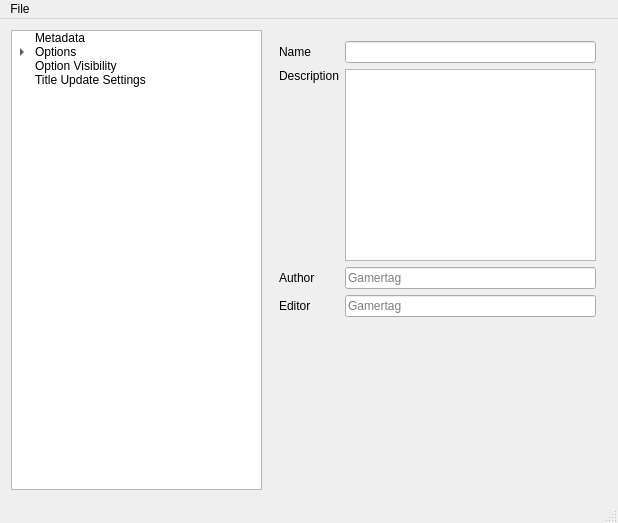
DavidJCobb/ReachVariantEditor, file native/src/ReachVariantTool/ReachVariantTool.ui: the form before one commit.
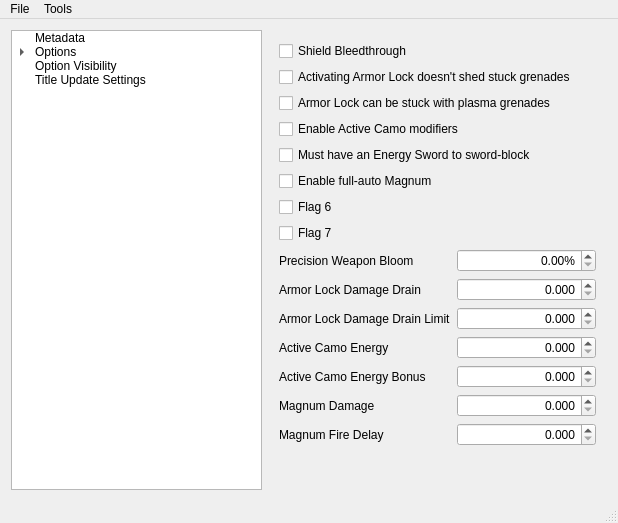
The form after the commit.

```diff
--- a/native/src/ReachVariantTool/ReachVariantTool.ui
+++ b/native/src/ReachVariantTool/ReachVariantTool.ui
@@ -228,7 +228,7 @@
     <item>
      <widget class="QStackedWidget" name="MainContentView">
       <property name="currentIndex">
-       <number>0</number>
+       <number>7</number>
       </property>
       <widget class="QWidget" name="PageGameVariantHeader">
        <layout class="QGridLayout" name="gridLayout">
@@ -1059,6 +1059,355 @@
         </item>
        </layout>
       </widget>
+      <widget class="QWidget" name="PageOptionsTeam">
+       <layout class="QGridLayout" name="gridLayout_6">
+        <item row="1" column="1">
+         <widget class="QComboBox" name="optionsTeamPlayerSpecies">
+          <item>
+           <property name="text">
+            <string>Player Preference</string>
+           </property>
+          </item>
+          <item>
+           <property name="text">
+            <string>All Spartans</string>
+           </property>
+          </item>
+          <item>
+           <property name="text">
+            <string>All Elites</string>
+           </property>
+          </item>
+          <item>
+           <property name="text">
+            <string>Use Team Species</string>
+           </property>
+          </item>
+          <item>
+           <property name="text">
+            <string>Survival</string>
+           </property>
+          </item>
+         </widget>
+        </item>
+        <item row="0" column="1">
+         <widget class="QSpinBox" name="optionsTeamScoringMethod">
+          <property name="alignment">
+           <set>Qt::AlignRight|Qt::AlignTrailing|Qt::AlignVCenter</set>
+          </property>
+          <property name="prefix">
+           <string>unknown value </string>
+          </property>
+          <property name="maximum">
+           <number>7</number>
+          </property>
+         </widget>
+        </item>
+        <item row="1" column="0">
+         <widget class="QLabel" name="label_25">
+          <property name="text">
+           <string>Player Species</string>
+          </property>
+         </widget>
+        </item>
+        <item row="2" column="1">
+         <widget class="QSpinBox" name="optionsTeamDesignatorSwitchType">
+          <property name="alignment">
+           <set>Qt::AlignRight|Qt::AlignTrailing|Qt::AlignVCenter</set>
+          </property>
+          <property name="prefix">
+           <string>unknown value </string>
+          </property>
+          <property name="maximum">
+           <number>3</number>
+          </property>
+         </widget>
+        </item>
+        <item row="0" column="0">
+         <widget class="QLabel" name="label_24">
+          <property name="text">
+           <string>Team Scoring Method</string>
+          </property>
+         </widget>
+        </item>
+        <item row="2" column="0">
+         <widget class="QLabel" name="label_26">
+          <property name="text">
+           <string>Designator Switch Type</string>
+          </property>
+         </widget>
+        </item>
+        <item row="3" column="0" colspan="2">
+         <spacer name="verticalSpacer_6">
+          <property name="orientation">
+           <enum>Qt::Vertical</enum>
+          </property>
+          <property name="sizeHint" stdset="0">
+           <size>
+            <width>20</width>
+            <height>0</height>
+           </size>
+          </property>
+         </spacer>
+        </item>
+       </layout>
+      </widget>
+      <widget class="QWidget" name="PageOptionsLoadout">
+       <layout class="QGridLayout" name="gridLayout_7">
+        <item row="0" column="0">
+         <widget class="QCheckBox" name="optionsLoadoutFlag0">
+          <property name="text">
+           <string>Flag 0</string>
+          </property>
+         </widget>
+        </item>
+        <item row="1" column="0">
+         <widget class="QCheckBox" name="optionsLoadoutFlag1">
+          <property name="text">
+           <string>Flag 1</string>
+          </property>
+         </widget>
+        </item>
+        <item row="2" column="0">
+         <spacer name="verticalSpacer_7">
+          <property name="orientation">
+           <enum>Qt::Vertical</enum>
+          </property>
+          <property name="sizeHint" stdset="0">
+           <size>
+            <width>20</width>
+            <height>0</height>
+           </size>
+          </property>
+         </spacer>
+        </item>
+       </layout>
+      </widget>
+      <widget class="QWidget" name="PageTitleUpdateConfig">
+       <layout class="QGridLayout" name="gridLayout_8">
+        <item row="1" column="0" colspan="2">
+         <widget class="QCheckBox" name="titleUpdateArmorLockCantShed">
+          <property name="text">
+           <string>Activating Armor Lock doesn't shed stuck grenades</string>
+          </property>
+         </widget>
+        </item>
+        <item row="11" column="0">
+         <widget class="QLabel" name="label_28">
+          <property name="text">
+           <string>Active Camo Energy</string>
+          </property>
+         </widget>
+        </item>
+        <item row="10" column="1">
+         <widget class="QDoubleSpinBox" name="titleUpdateArmorLockDamageDrainLimit">
+          <property name="alignment">
+           <set>Qt::AlignRight|Qt::AlignTrailing|Qt::AlignVCenter</set>
+          </property>
+          <property name="decimals">
+           <number>3</number>
+          </property>
+          <property name="maximum">
+           <double>2.000000000000000</double>
+          </property>
+         </widget>
+        </item>
+        <item row="9" column="0">
+         <widget class="QLabel" name="label_30">
+          <property name="text">
+           <string>Armor Lock Damage Drain</string>
+          </property>
+         </widget>
+        </item>
+        <item row="9" column="1">
+         <widget class="QDoubleSpinBox" name="titleUpdateArmorLockDamageDrain">
+          <property name="alignment">
+           <set>Qt::AlignRight|Qt::AlignTrailing|Qt::AlignVCenter</set>
+          </property>
+          <property name="decimals">
+           <number>3</number>
+          </property>
+          <property name="maximum">
+           <double>2.000000000000000</double>
+          </property>
+         </widget>
+        </item>
+        <item row="2" column="0" colspan="2">
+         <widget class="QCheckBox" name="titleUpdateArmorLockCanBeStuck">
+          <property name="text">
+           <string>Armor Lock can be stuck with plasma grenades</string>
+          </property>
+         </widget>
+        </item>
+        <item row="4" column="0" colspan="2">
+         <widget class="QCheckBox" name="titleUpdateLimitSwordBlockToSword">
+          <property name="text">
+           <string>Must have an Energy Sword to sword-block</string>
+          </property>
+         </widget>
+        </item>
+        <item row="12" column="0">
+         <widget class="QLabel" name="label_29">
+          <property name="text">
+           <string>Active Camo Energy Bonus</string>
+          </property>
+         </widget>
+        </item>
+        <item row="10" column="0">
+         <widget class="QLabel" name="label_31">
+          <property name="text">
+           <string>Armor Lock Damage Drain Limit</string>
+          </property>
+         </widget>
+        </item>
+        <item row="0" column="0" colspan="2">
+         <widget class="QCheckBox" name="titleUpdateBleedthrough">
+          <property name="text">
+           <string>Shield Bleedthrough</string>
+          </property>
+         </widget>
+        </item>
+        <item row="7" column="0" colspan="2">
+         <widget class="QCheckBox" name="titleUpdateFlag7">
+          <property name="text">
+           <string>Flag 7</string>
+          </property>
+         </widget>
+        </item>
+        <item row="16" column="0">
+         <widget class="QLabel" name="label_33">
+          <property name="text">
+           <string>Magnum Fire Delay</string>
+          </property>
+         </widget>
+        </item>
+        <item row="15" column="1">
+         <widget class="QDoubleSpinBox" name="titleUpdateMagnumDamage">
+          <property name="alignment">
+           <set>Qt::AlignRight|Qt::AlignTrailing|Qt::AlignVCenter</set>
+          </property>
+          <property name="decimals">
+           <number>3</number>
+          </property>
+          <property name="maximum">
+           <double>10.000000000000000</double>
+          </property>
+         </widget>
+        </item>
+        <item row="16" column="1">
+         <widget class="QDoubleSpinBox" name="titleUpdateMagnumFireDelay">
+          <property name="alignment">
+           <set>Qt::AlignRight|Qt::AlignTrailing|Qt::AlignVCenter</set>
+          </property>
+          <property name="decimals">
+           <number>3</number>
+          </property>
+          <property name="maximum">
+           <double>10.000000000000000</double>
+          </property>
+         </widget>
+        </item>
+        <item row="5" column="0" colspan="2">
+         <widget class="QCheckBox" name="titleUpdateAutomaticMagnum">
+          <property name="toolTip">
+           <string>Allow players to fire the Magnum by holding down the trigger, rather than having to pull the trigger individually for each shot.</string>
+          </property>
+          <property name="text">
+           <string>Enable full-auto Magnum</string>
+          </property>
+         </widget>
+        </item>
+        <item row="12" column="1">
+         <widget class="QDoubleSpinBox" name="titleUpdateActiveCamoEnergyBonus">
+          <property name="alignment">
+           <set>Qt::AlignRight|Qt::AlignTrailing|Qt::AlignVCenter</set>
+          </property>
+          <property name="decimals">
+           <number>3</number>
+          </property>
+          <property name="maximum">
+           <double>2.000000000000000</double>
+          </property>
+          <property name="singleStep">
+           <double>0.001000000000000</double>
+          </property>
+         </widget>
+        </item>
+        <item row="3" column="0" colspan="2">
+         <widget class="QCheckBox" name="titleUpdateEnableActiveCamoModifiers">
+          <property name="toolTip">
+           <string>If this box is not checked, then the game will not apply the Active Camo modifiers available below.</string>
+          </property>
+          <property name="text">
+           <string>Enable Active Camo modifiers</string>
+          </property>
+         </widget>
+        </item>
+        <item row="11" column="1">
+         <widget class="QDoubleSpinBox" name="titleUpdateActiveCamoEnergy">
+          <property name="alignment">
+           <set>Qt::AlignRight|Qt::AlignTrailing|Qt::AlignVCenter</set>
+          </property>
+          <property name="decimals">
+           <number>3</number>
+          </property>
+          <property name="maximum">
+           <double>2.000000000000000</double>
+          </property>
+          <property name="singleStep">
+           <double>0.001000000000000</double>
+          </property>
+         </widget>
+        </item>
+        <item row="8" column="1">
+         <widget class="QDoubleSpinBox" name="titleUpdatePrecisionBloom">
+          <property name="alignment">
+           <set>Qt::AlignRight|Qt::AlignTrailing|Qt::AlignVCenter</set>
+          </property>
+          <property name="suffix">
+           <string>%</string>
+          </property>
+          <property name="maximum">
+           <double>200.000000000000000</double>
+          </property>
+         </widget>
+        </item>
+        <item row="15" column="0">
+         <widget class="QLabel" name="label_32">
+          <property name="text">
+           <string>Magnum Damage</string>
+          </property>
+         </widget>
+        </item>
+        <item row="6" column="0" colspan="2">
+         <widget class="QCheckBox" name="titleUpdateFlag6">
+          <property name="text">
+           <string>Flag 6</string>
+          </property>
+         </widget>
+        </item>
+        <item row="8" column="0">
+         <widget class="QLabel" name="label_27">
+          <property name="text">
+           <string>Precision Weapon Bloom</string>
+          </property>
+         </widget>
+        </item>
+        <item row="17" column="0" colspan="2">
+         <spacer name="verticalSpacer_8">
+          <property name="orientation">
+           <enum>Qt::Vertical</enum>
+          </property>
+          <property name="sizeHint" stdset="0">
+           <size>
+            <width>20</width>
+            <height>0</height>
+           </size>
+          </property>
+         </spacer>
+        </item>
+       </layout>
+      </widget>
      </widget>
     </item>
    </layout>
@@ -1081,7 +1430,14 @@
     <addaction name="actionSaveAs"/>
     <addaction name="actionExit"/>
    </widget>
+   <widget class="QMenu" name="menuTools">
+    <property name="title">
+     <string>Tools</string>
+    </property>
+    <addaction name="actionOptions"/>
+   </widget>
    <addaction name="menuFile"/>
+   <addaction name="menuTools"/>
   </widget>
   <widget class="QStatusBar" name="statusBar"/>
   <action name="actionOpen">
```
Left out of the diff: 17 changed lines with no effect on the pictures.
